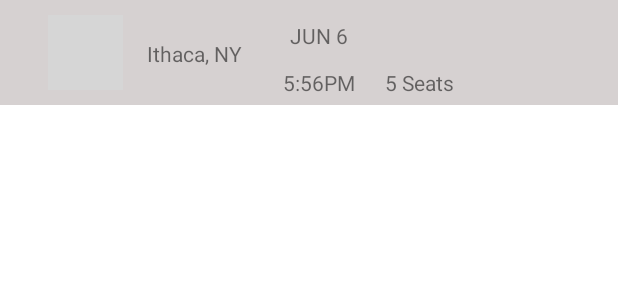
After one commit to emarc0314/Riden, an Android app: the layout item_reserved_ride.xml on its own in the app's theme, with its tools: preview values and no code run, on a phone screen of 412 x 824 dp. The commit adds this screen. Shown: the top 300 px of the screen. Run offline under Robolectric (Android 15) with nearby library versions, the phone set to English and light mode, and no system bars; grey boxes are pictures that could not be loaded.

Commit message:
My Rides flow changes for merging main into current branch

```diff
--- a/app/src/main/java/com/example/riden/activities/LoginActivity.java
+++ b/app/src/main/java/com/example/riden/activities/LoginActivity.java
@@ -17,7 +17,6 @@ import com.parse.ParseUser;
 
 public class LoginActivity extends AppCompatActivity {
     public static final String TAG = "LoginActivity";
-    private EditText etPhoneNumber;
     private EditText etPassword;
     private EditText etUsername;
     private Button btNext;
@@ -28,10 +27,9 @@ public class LoginActivity extends AppCompatActivity {
         setContentView(R.layout.activity_login);
 
         etUsername = findViewById(R.id.etUsername);
-//        etPhoneNumber = findViewById(R.id.etUsername);
         etPassword = findViewById(R.id.etPassword);
         btNext = findViewById(R.id.btNext);
-//
+
         if(ParseUser.getCurrentUser() != null) {
             goMainActivity();
         }
--- a/app/src/main/java/com/example/riden/activities/MainActivity.java
+++ b/app/src/main/java/com/example/riden/activities/MainActivity.java
@@ -37,7 +37,6 @@ public class MainActivity extends AppCompatActivity {
     protected void onCreate(Bundle savedInstanceState) {
         super.onCreate(savedInstanceState);
         setContentView(R.layout.activity_main);
-//        ParseUser.getCurrentUser().logOut();
 
         bottomNavigationView =findViewById(R.id.bottomNavigationView);
         toolbar = (Toolbar) findViewById(R.id.toolbar);
--- a/app/src/main/java/com/example/riden/fragments/ProfileFragment.java
+++ b/app/src/main/java/com/example/riden/fragments/ProfileFragment.java
@@ -60,7 +60,6 @@ public class ProfileFragment extends Fragment {
     }
 
     private void displayUserInfo() {
-
         tvUsername.setText(user.getUsername());
         tvFullName.setText(user.getFullName());
 
@@ -73,7 +72,6 @@ public class ProfileFragment extends Fragment {
         if(carImage != null) {
             Glide.with(getContext()).load(carImage.getUrl()).into(ivCarImage);
         }
-
     }
 
     @Override
@@ -81,7 +79,5 @@ public class ProfileFragment extends Fragment {
                              Bundle savedInstanceState) {
         // Inflate the layout for this fragment
         return inflater.inflate(R.layout.fragment_profile, container, false);
-
-
     }
 }
--- a/app/src/main/java/com/example/riden/fragments/RidesFragment.java
+++ b/app/src/main/java/com/example/riden/fragments/RidesFragment.java
@@ -19,7 +19,6 @@ import com.example.riden.models.Ride;
 import com.parse.FindCallback;
 import com.parse.ParseException;
 import com.parse.ParseQuery;
-import com.parse.ParseUser;
 
 import java.util.ArrayList;
 import java.util.List;
@@ -41,7 +40,6 @@ public class RidesFragment extends Fragment {
     @Override
     public void onViewCreated(@NonNull View view, @Nullable Bundle savedInstanceState) {
         super.onViewCreated(view, savedInstanceState);
-
         rvRides = view.findViewById(R.id.rvRides);
         rides = new ArrayList<>();
         adapter = new RideAdapter(getContext(), rides);
@@ -54,9 +52,7 @@ public class RidesFragment extends Fragment {
     private void queryRides() {
         // specify what type of data we want to query - Post.class
         ParseQuery<Ride> query = ParseQuery.getQuery(Ride.class);
-//        query.include(Ride.DRIVER_KEY);
         query.setLimit(20);
-//        query.addDescendingOrder()/]
         query.addAscendingOrder("numberSeats");
         query.findInBackground(new FindCallback<Ride>() {
             @Override
--- /dev/null
+++ b/app/src/main/res/drawable/car_reserve.xml
@@ -0,0 +1,5 @@
+<vector android:height="24dp" android:tint="#ADD440"
+    android:viewportHeight="24" android:viewportWidth="24"
+    android:width="24dp" xmlns:android="http://schemas.android.com/apk/res/android">
+    <path android:fillColor="@android:color/white" android:pathData="M18.92,6.01C18.72,5.42 18.16,5 17.5,5h-11c-0.66,0 -1.21,0.42 -1.42,1.01L3,12v8c0,0.55 0.45,1 1,1h1c0.55,0 1,-0.45 1,-1v-1h12v1c0,0.55 0.45,1 1,1h1c0.55,0 1,-0.45 1,-1v-8l-2.08,-5.99zM6.5,16c-0.83,0 -1.5,-0.67 -1.5,-1.5S5.67,13 6.5,13s1.5,0.67 1.5,1.5S7.33,16 6.5,16zM17.5,16c-0.83,0 -1.5,-0.67 -1.5,-1.5s0.67,-1.5 1.5,-1.5 1.5,0.67 1.5,1.5 -0.67,1.5 -1.5,1.5zM5,11l1.5,-4.5h11L19,11L5,11z"/>
+</vector>
--- /dev/null
+++ b/app/src/main/res/layout/item_reserved_ride.xml
@@ -0,0 +1,61 @@
+<?xml version="1.0" encoding="utf-8"?>
+<androidx.constraintlayout.widget.ConstraintLayout xmlns:android="http://schemas.android.com/apk/res/android"
+    xmlns:app="http://schemas.android.com/apk/res-auto"
+    xmlns:tools="http://schemas.android.com/tools"
+    android:id="@+id/cvItemView"
+    android:layout_width="match_parent"
+    android:layout_height="wrap_content"
+    android:background="#D6D1D1">
+
+    <TextView
+        android:id="@+id/tvDestination"
+        android:layout_width="71dp"
+        android:layout_height="21dp"
+        android:layout_marginStart="16dp"
+        android:layout_marginTop="12dp"
+        android:text="Ithaca, NY"
+        app:layout_constraintStart_toEndOf="@+id/ibCarImage"
+        app:layout_constraintTop_toTopOf="@+id/tvDate" />
+
+    <TextView
+        android:id="@+id/tvSeats"
+        android:layout_width="wrap_content"
+        android:layout_height="wrap_content"
+        android:layout_marginStart="20dp"
+        android:text="5 Seats"
+        app:layout_constraintStart_toEndOf="@+id/tvTime"
+        app:layout_constraintTop_toTopOf="@+id/tvTime" />
+
+    <TextView
+        android:id="@+id/tvDate"
+        android:layout_width="wrap_content"
+        android:layout_height="wrap_content"
+        android:layout_marginStart="24dp"
+        android:layout_marginTop="4dp"
+        android:text="JUN 6"
+        app:layout_constraintStart_toEndOf="@+id/tvDestination"
+        app:layout_constraintTop_toTopOf="@+id/ibCarImage" />
+
+    <TextView
+        android:id="@+id/tvTime"
+        android:layout_width="wrap_content"
+        android:layout_height="wrap_content"
+        android:layout_marginTop="12dp"
+        android:text="5:56PM"
+        app:layout_constraintEnd_toEndOf="@+id/tvDate"
+        app:layout_constraintStart_toStartOf="@+id/tvDate"
+        app:layout_constraintTop_toBottomOf="@+id/tvDate" />
+
+    <ImageButton
+        android:id="@+id/ibCarImage"
+        android:layout_width="50dp"
+        android:layout_height="50dp"
+        android:layout_marginStart="32dp"
+        android:layout_marginTop="10dp"
+        android:layout_marginBottom="10dp"
+        android:contentDescription="Button to present detail View"
+        app:layout_constraintBottom_toBottomOf="parent"
+        app:layout_constraintStart_toStartOf="parent"
+        app:layout_constraintTop_toTopOf="parent"
+        tools:srcCompat="@tools:sample/avatars" />
+</androidx.constraintlayout.widget.ConstraintLayout>
--- /dev/null
+++ b/app/src/main/res/layout/reserved_ride_details.xml
@@ -0,0 +1,6 @@
+<?xml version="1.0" encoding="utf-8"?>
+<androidx.constraintlayout.widget.ConstraintLayout xmlns:android="http://schemas.android.com/apk/res/android"
+    android:layout_width="match_parent"
+    android:layout_height="match_parent">
+
+</androidx.constraintlayout.widget.ConstraintLayout>
--- /dev/null
+++ b/app/src/main/res/layout/ride_details.xml
@@ -0,0 +1,6 @@
+<?xml version="1.0" encoding="utf-8"?>
+<androidx.constraintlayout.widget.ConstraintLayout xmlns:android="http://schemas.android.com/apk/res/android"
+    android:layout_width="match_parent"
+    android:layout_height="match_parent">
+
+</androidx.constraintlayout.widget.ConstraintLayout>
```
Also changed, not shown: app/src/main/java/com/example/riden/Adapters/MyRidesAdapter.java (added, +73 -0 lines), app/src/main/java/com/example/riden/Adapters/RideAdapter.java (+52 -10 lines), app/src/main/java/com/example/riden/fragments/AddRideFragment.java (+1 -8 lines), app/src/main/java/com/example/riden/fragments/MyRidesFragment.java (+39 -38 lines), app/src/main/java/com/example/riden/models/Ride.java (+15 -1 lines), app/src/main/java/com/example/riden/models/User.java (+28 -0 lines), app/src/main/res/layout/fragment_my_rides.xml (+16 -4 lines), app/src/main/res/layout/fragment_rides.xml (+1 -11 lines), app/src/main/res/layout/item_ride.xml (+41 -30 lines), 1 other file.
